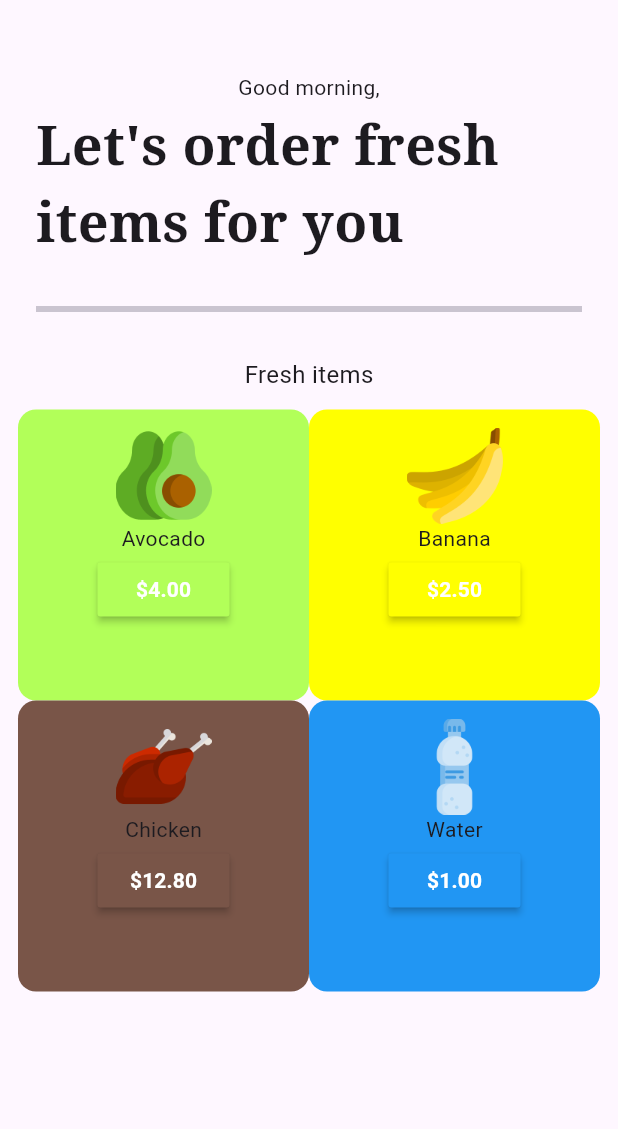
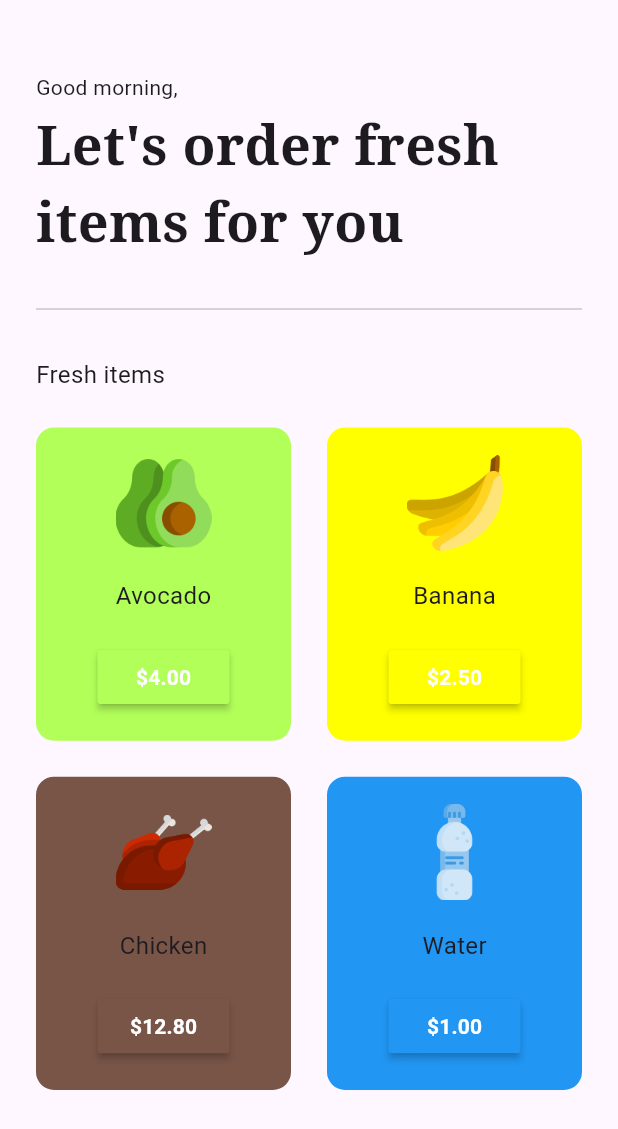
Before and after one commit to Victor-Zarzar/grocery-shop-flutter, a Flutter app: the HomePage screen opened directly, on a phone screen of 412 x 824 dp. Shown: the top 1129 px of the screen. Run offline on Flutter 3.47's test engine with Material 3 defaults, Android fonts, the phone set to English and light mode, and no system bars; our stand-ins replace google_fonts.

Commit message:
corrections in grocery items list, and updates in home page

```diff
--- a/lib/components/app_theme.dart
+++ b/lib/components/app_theme.dart
@@ -38,3 +38,9 @@ class ItemsColors {
 
   static Color get fourthColor => const Color(0xFF2196F3);
 }
+
+class CardList {
+  CardList._();
+
+  static Color get primaryColor => const Color(0xFFFFFFFF);
+}
--- a/lib/components/grocery_items_tile.dart
+++ b/lib/components/grocery_items_tile.dart
@@ -1,4 +1,5 @@
 import 'package:flutter/material.dart';
+import 'package:grocery_shop_flutter/components/app_theme.dart';
 
 class GroceryItemTile extends StatelessWidget {
   final String itemName;
@@ -8,25 +9,43 @@ class GroceryItemTile extends StatelessWidget {
 
   const GroceryItemTile({super.key, required this.itemName, required this.itemPrice, required this.imagePath, required this.colorListCard});
 
-  @override
+    @override
   Widget build(BuildContext context) {
-    return Container(
-      decoration: BoxDecoration(color: colorListCard,
-      borderRadius: BorderRadius.circular(12)
-      ),
-      child: Padding(
-        padding: const EdgeInsets.all(12.0),
+    return Padding(
+      padding: const EdgeInsets.all(12),
+      child: Container(
+        decoration: BoxDecoration(
+          borderRadius: BorderRadius.circular(12),
+          color: colorListCard,
+        ),
         child: Column(
+          mainAxisAlignment: MainAxisAlignment.spaceEvenly,
+          crossAxisAlignment: CrossAxisAlignment.center,
           children: [
-            Image.asset(imagePath, height: 64,
+            Padding(
+              padding: const EdgeInsets.symmetric(horizontal: 40.0),
+              child: Image.asset(
+                imagePath,
+                height: 64,
+              ),
             ),
-            Text(itemName),
-
-            MaterialButton(onPressed: () {},
-            color: colorListCard,
-            child: Text('\$$itemPrice', style: const TextStyle(color: Colors.white, fontWeight: FontWeight.bold),
+            Text(
+              itemName,
+              style: const TextStyle(
+                fontSize: 16,
+              ),
             ),
-            )
+            MaterialButton(
+              onPressed: () {},
+              color: colorListCard,
+              child: Text(
+                '\$$itemPrice',
+                style: TextStyle(
+                  color: CardList.primaryColor,
+                  fontWeight: FontWeight.bold,
+                ),
+              ),
+            ),
           ],
         ),
       ),
--- a/lib/pages/home_page.dart
+++ b/lib/pages/home_page.dart
@@ -11,7 +11,7 @@ class HomePage extends StatelessWidget {
   Widget build(BuildContext context) {
     return Scaffold(
       body: SafeArea(child: Column(
-        crossAxisAlignment: CrossAxisAlignment.center,
+        crossAxisAlignment: CrossAxisAlignment.start,
         children: [
           const SizedBox(height: 48),
           const Padding(
@@ -21,13 +21,15 @@ class HomePage extends StatelessWidget {
           const SizedBox(height: 4),
           Padding(
             padding: const EdgeInsets.symmetric(horizontal: 24.0),
-            child: Text("Let's order fresh items for you", style: GoogleFonts.notoSerif(fontSize: 36, fontWeight: FontWeight.bold)),
+            child: Text("Let's order fresh items for you", style: GoogleFonts.notoSerif(
+              fontSize: 36,
+              fontWeight: FontWeight.bold),
+            ),
           ),
           const SizedBox(height: 24),
           const Padding(
             padding: EdgeInsets.symmetric(horizontal:24.0),
             child: Divider(
-              thickness: 4,
             ),
           ),
           const SizedBox(height: 24),
@@ -38,7 +40,12 @@ class HomePage extends StatelessWidget {
           ),
           Expanded(
             child: Consumer<CartModel>(builder: (context, value, child) {
-              return GridView.builder(itemCount: value.shopItems.length, padding: const EdgeInsets.all(12), gridDelegate: const SliverGridDelegateWithFixedCrossAxisCount(crossAxisCount: 2), itemBuilder: (context, index) {
+              return GridView.builder(
+                itemCount: value.shopItems.length,
+                padding: const EdgeInsets.all(12),
+                gridDelegate: const SliverGridDelegateWithFixedCrossAxisCount(
+                crossAxisCount: 2, childAspectRatio: 1 / 1.2,
+                ), itemBuilder: (context, index) {
                 return GroceryItemTile(itemName: value.shopItems[index][0],
                 itemPrice: value.shopItems[index][1],
                 imagePath: value.shopItems[index][2],
```
